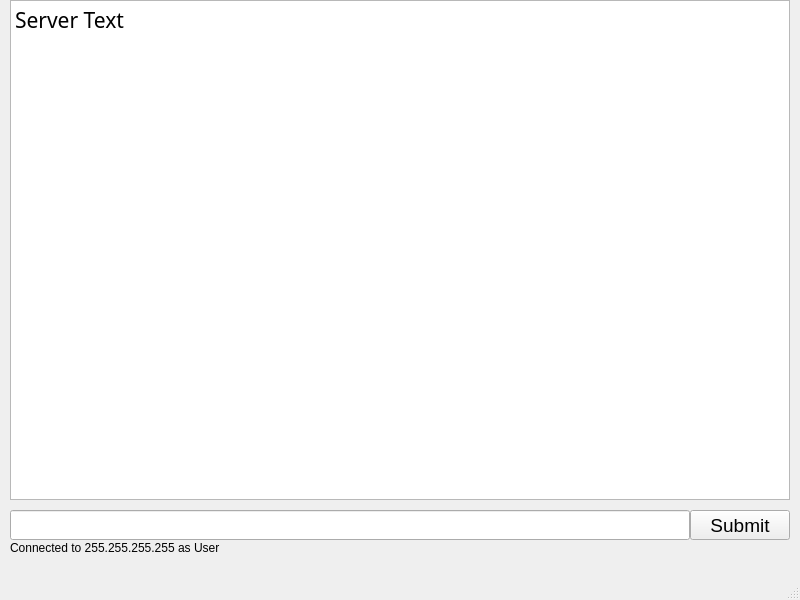
mrmjrx/chat_files, file Development Files/client.ui: the form before one commit.
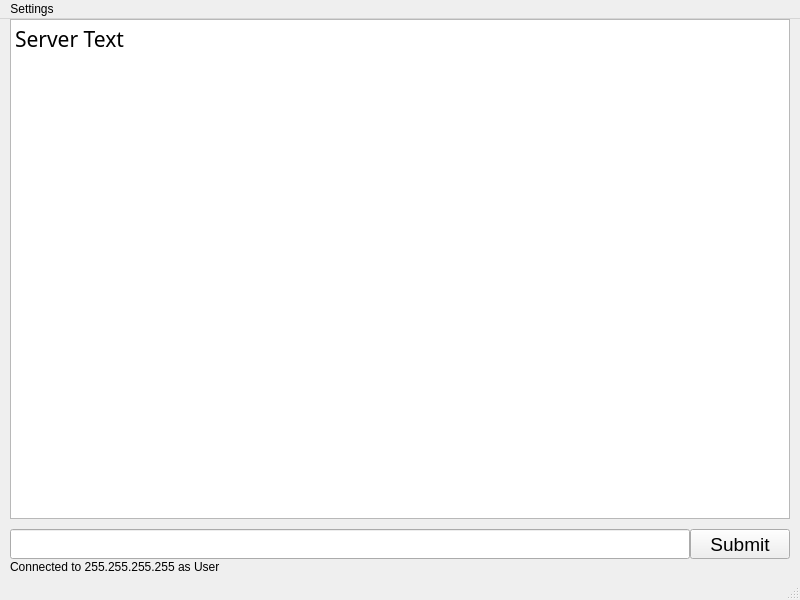
The form after the commit.

Commit message: - Added some customisation to the client's UI (ui_config.json) - Added files for Snyk (although this has flagged nothing so far) - QOL changes

```diff
--- a/Development Files/client.ui
+++ b/Development Files/client.ui
@@ -98,6 +98,13 @@
      <height>21</height>
     </rect>
    </property>
+   <widget class="QMenu" name="menuSettings">
+    <property name="title">
+     <string>Settings</string>
+    </property>
+    <addaction name="actionReload_UI_Styling"/>
+   </widget>
+   <addaction name="menuSettings"/>
   </widget>
   <widget class="QStatusBar" name="statusbar"/>
  </widget>
```
Left out of the diff: 5 changed lines with no effect on the pictures. The commit also changes 9 other files.
